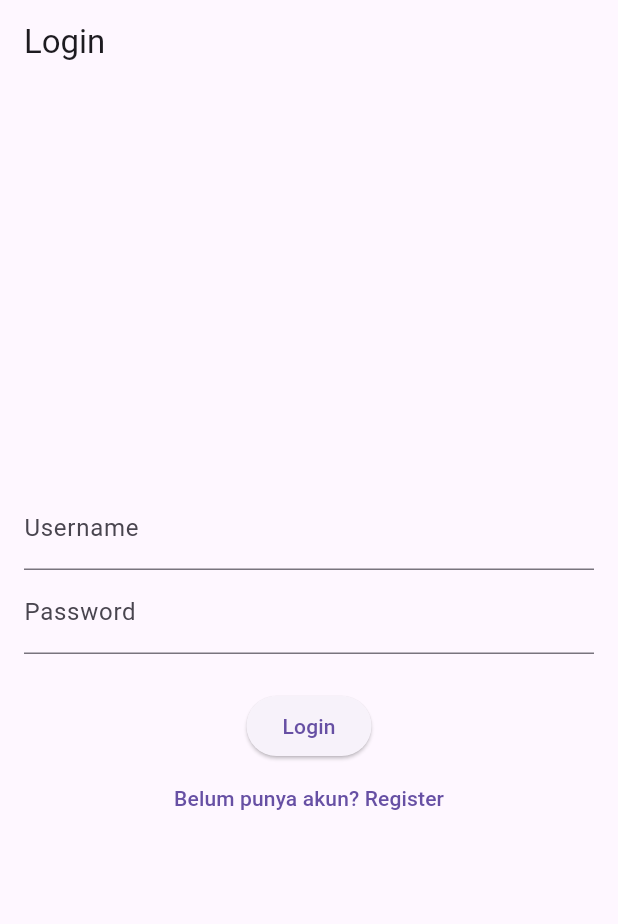
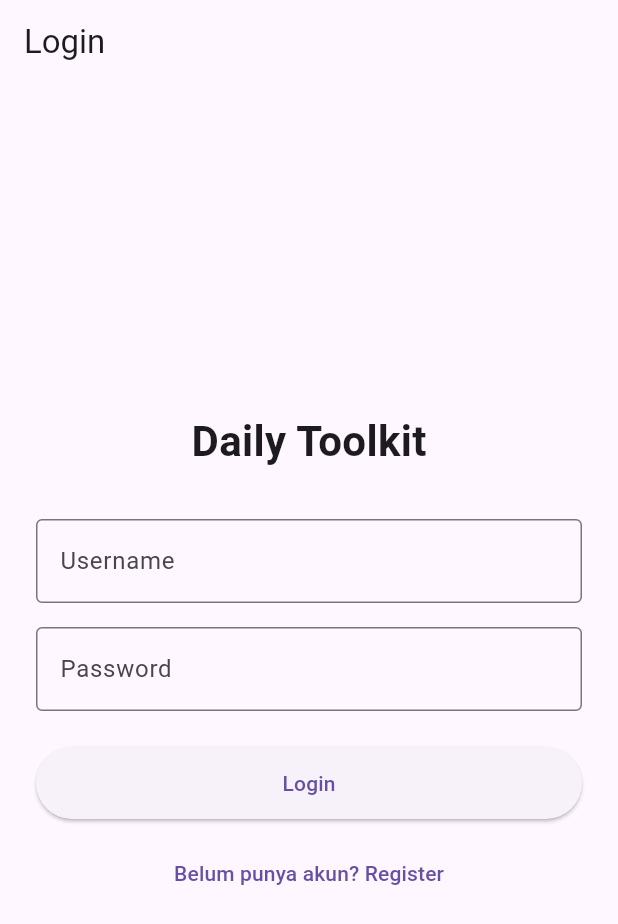
Before and after one commit to AriHyuk/dailytoolkit, a Flutter app: the LoginPage screen opened directly, on a phone screen of 412 x 824 dp. Shown: the top 924 px of the screen. Run offline on Flutter 3.47's test engine with Material 3 defaults, Android fonts, the light colour scheme and no system bars; our stand-ins replace shared_preferences; accounts and stored records are empty.

Commit message:
UPDATE : feature/login-register done

```diff
--- /dev/null
+++ b/lib/pages/login_page.dart
@@ -0,0 +1,77 @@
+import 'package:flutter/material.dart';
+import 'package:shared_preferences/shared_preferences.dart';
+import 'register_page.dart';
+import 'home_page.dart';
+
+class LoginPage extends StatefulWidget {
+  @override
+  State<LoginPage> createState() => _LoginPageState();
+}
+
+class _LoginPageState extends State<LoginPage> {
+  final usernameController = TextEditingController();
+  final passwordController = TextEditingController();
+
+  void login() async {
+    final usernameInput = usernameController.text.trim();
+    final passwordInput = passwordController.text.trim();
+
+    final prefs = await SharedPreferences.getInstance();
+    final savedUsername = prefs.getString('username') ?? '';
+    final savedPassword = prefs.getString('password') ?? '';
+
+    if (usernameInput == savedUsername && passwordInput == savedPassword) {
+      Navigator.pushReplacement(
+        context,
+        MaterialPageRoute(builder: (context) => HomePage()),
+      );
+    } else {
+      ScaffoldMessenger.of(context).showSnackBar(
+        SnackBar(content: Text('Username/password salah!')),
+      );
+    }
+  }
+
+  @override
+  Widget build(BuildContext context) {
+    return Scaffold(
+      appBar: AppBar(title: Text("Login")),
+      body: Padding(
+        padding: const EdgeInsets.all(24),
+        child: Column(
+          mainAxisAlignment: MainAxisAlignment.center,
+          children: [
+            Text("Daily Toolkit", style: TextStyle(fontSize: 28, fontWeight: FontWeight.bold)),
+            SizedBox(height: 32),
+            TextField(
+              controller: usernameController,
+              decoration: InputDecoration(labelText: "Username", border: OutlineInputBorder()),
+            ),
+            SizedBox(height: 16),
+            TextField(
+              controller: passwordController,
+              obscureText: true,
+              decoration: InputDecoration(labelText: "Password", border: OutlineInputBorder()),
+            ),
+            SizedBox(height: 24),
+            ElevatedButton(
+              onPressed: login,
+              child: Text("Login"),
+              style: ElevatedButton.styleFrom(minimumSize: Size(double.infinity, 48)),
+            ),
+            SizedBox(height: 12),
+            TextButton(
+              onPressed: () {
+                Navigator.push(
+                    context,
+                    MaterialPageRoute(builder: (context) => RegisterPage())
+                );
+              },
+              child: Text("Belum punya akun? Register"),
+            ),
+          ],
+        ),
+      ),
+    );
+  }
+}
--- a/pubspec.yaml
+++ b/pubspec.yaml
@@ -34,6 +34,7 @@ dependencies:
   # The following adds the Cupertino Icons font to your application.
   # Use with the CupertinoIcons class for iOS style icons.
   cupertino_icons: ^1.0.8
+  shared_preferences: ^2.2.2
 
 dev_dependencies:
   flutter_test:
```
Also changed, not shown: lib/main.dart (+3 -96 lines), lib/pages/home_page.dart (added, +40 -0 lines), lib/pages/notes_page.dart (added, +11 -0 lines), lib/pages/register_page.dart (added, +100 -0 lines), lib/pages/autocomplete_page.dart (added), lib/pages/camera_page.dart (added), lib/pages/grafik_page.dart (added), lib/pages/maps_page.dart (added), lib/pages/preferences_page.dart (added), pubspec.lock, 1 other file.
